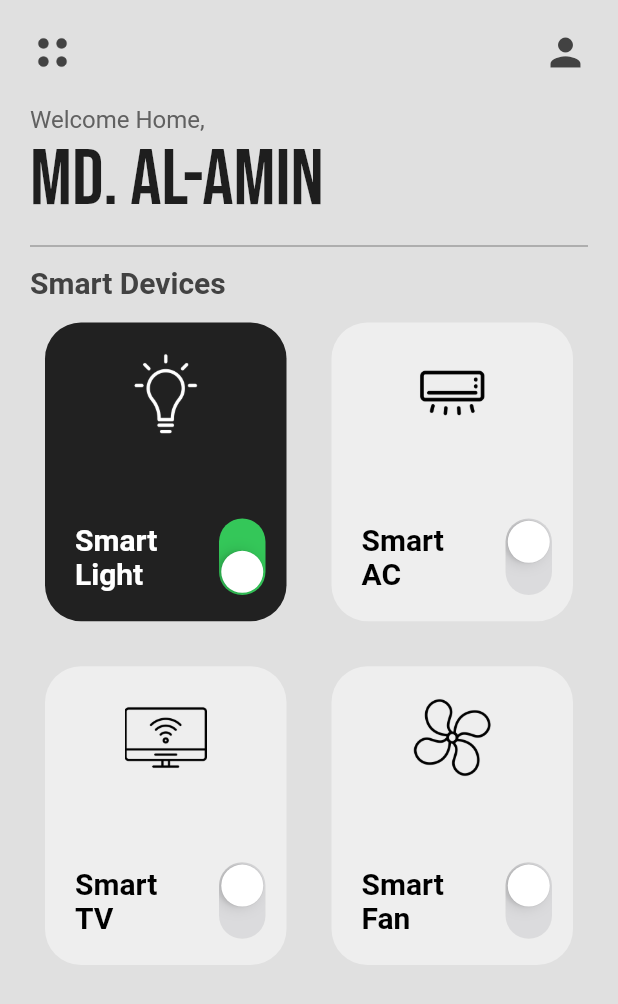
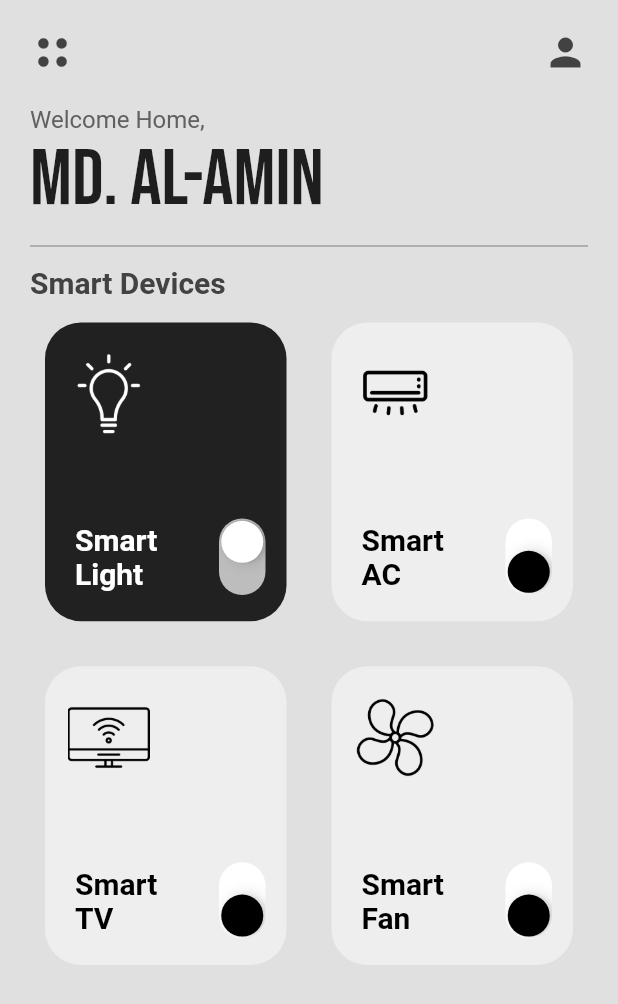
Before and after one commit to CPAD-Gazipur/Smart-Home-UI, a Flutter app: the screen it shows after launch, on a phone screen of 412 x 824 dp. Shown: the top 1004 px of the screen. Run offline on Flutter 3.47's test engine with Material 2 defaults, Android fonts, the phone set to English and light mode, and no system bars; our stand-ins replace google_fonts.

Commit message:
Smart Home UI: CHANGE SWITCH COLOR & ADDED GIF ANIMATION

```diff
--- a/lib/widgets/smart_device_box_widget.dart
+++ b/lib/widgets/smart_device_box_widget.dart
@@ -43,10 +43,17 @@ class SmartDeviceBoxWidget extends StatelessWidget {
         child: Column(
           mainAxisAlignment: MainAxisAlignment.spaceBetween,
           children: [
-            Image.asset(
-              iconPath,
-              height: 55,
-              color: isPowerOn ? Colors.white : Colors.black,
+            Row(
+              children: [
+                Padding(
+                  padding: const EdgeInsets.only(left: 15.0),
+                  child: Image.asset(
+                    iconPath,
+                    height: 55,
+                    color: isPowerOn ? Colors.white : Colors.black,
+                  ),
+                ),
+              ],
             ),
             Row(
               children: [
@@ -66,8 +73,11 @@ class SmartDeviceBoxWidget extends StatelessWidget {
                   ),
                 ),
                 Transform.rotate(
-                  angle: pi / 2,
+                  angle: -pi / 2,
                   child: CupertinoSwitch(
+                    thumbColor: isPowerOn ? Colors.white : Colors.black,
+                    trackColor: isPowerOn ? Colors.grey[400] : Colors.white,
+                    activeColor: isPowerOn ? Colors.grey[400] : null,
                     value: isPowerOn,
                     onChanged: onChanged,
                   ),
```
Also changed, not shown: 1 other file.
